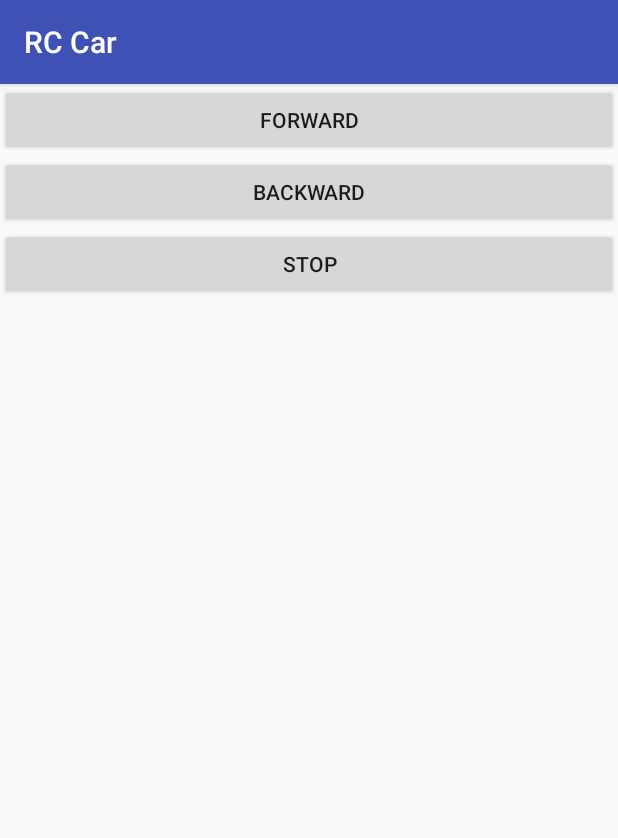
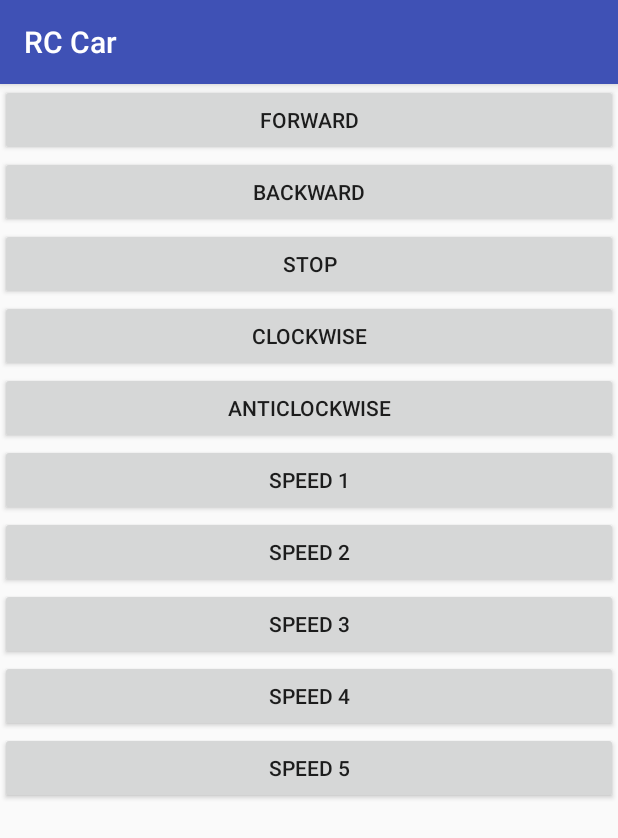
Before and after one commit to JamesDaniel/rc-car, an Android app: the screen it shows after launch (MainActivity), on a phone screen of 412 x 824 dp. Shown: the top 838 px of the screen. Run offline under Robolectric (Android 15) with nearby library versions, the phone set to English and light mode, and no system bars; libraries missing offline, so code that uses them is left out: com.loopj.android.

Commit message:
Changed controls for new chassis.

```diff
--- a/android-controls-car/rccar/app/src/main/java/jamesmcgarr/me/rccar/activities/MainActivity.java
+++ b/android-controls-car/rccar/app/src/main/java/jamesmcgarr/me/rccar/activities/MainActivity.java
@@ -17,6 +17,13 @@ public class MainActivity extends AppCompatActivity implements View.OnClickListe
     private Button forwardBtn;
     private Button backwardBtn;
     private Button stopBtn;
+    private Button clockwiseBtn;
+    private Button anticlockwiseBtn;
+    private Button speed1Btn;
+    private Button speed2Btn;
+    private Button speed3Btn;
+    private Button speed4Btn;
+    private Button speed5Btn;
 
     @Override
     protected void onCreate(Bundle savedInstanceState) {
@@ -24,11 +31,27 @@ public class MainActivity extends AppCompatActivity implements View.OnClickListe
         setContentView(R.layout.activity_main);
 
         forwardBtn = findViewById(R.id.forwardBtn);
+        backwardBtn = findViewById(R.id.backwardBtn);
+        stopBtn = findViewById(R.id.stopBtn);
+        clockwiseBtn = findViewById(R.id.clockwiseBtn);
+        anticlockwiseBtn = findViewById(R.id.anticlockwiseBtn);
+        speed1Btn = findViewById(R.id.speed1Btn);
+        speed2Btn = findViewById(R.id.speed2Btn);
+        speed3Btn = findViewById(R.id.speed3Btn);
+        speed4Btn = findViewById(R.id.speed4Btn);
+        speed5Btn = findViewById(R.id.speed5Btn);
+
+
         forwardBtn.setOnClickListener(this);
-        backwardBtn = findViewById(R.id.backwardBtn);
         backwardBtn.setOnClickListener(this);
-        stopBtn = findViewById(R.id.stopBtn);
         stopBtn.setOnClickListener(this);
+        clockwiseBtn.setOnClickListener(this);
+        anticlockwiseBtn.setOnClickListener(this);
+        speed1Btn.setOnClickListener(this);
+        speed2Btn.setOnClickListener(this);
+        speed3Btn.setOnClickListener(this);
+        speed4Btn.setOnClickListener(this);
+        speed5Btn.setOnClickListener(this);
     }
 
     public void onClick(View v) {
@@ -42,6 +65,27 @@ public class MainActivity extends AppCompatActivity implements View.OnClickListe
             case R.id.stopBtn:
                 HttpUtils.get(AppConstants.STOP_COMMAND, new RequestParams(), new JsonHttpResponseHandler());
                 break;
+            case R.id.clockwiseBtn:
+                HttpUtils.get(AppConstants.CLOCKWISE_COMMAND, new RequestParams(), new JsonHttpResponseHandler());
+                break;
+            case R.id.anticlockwiseBtn:
+                HttpUtils.get(AppConstants.ANTICLOCKWISE_COMMAND, new RequestParams(), new JsonHttpResponseHandler());
+                break;
+            case R.id.speed1Btn:
+                HttpUtils.get(AppConstants.SPEED1_COMMAND, new RequestParams(), new JsonHttpResponseHandler());
+                break;
+            case R.id.speed2Btn:
+                HttpUtils.get(AppConstants.SPEED2_COMMAND, new RequestParams(), new JsonHttpResponseHandler());
+                break;
+            case R.id.speed3Btn:
+                HttpUtils.get(AppConstants.SPEED3_COMMAND, new RequestParams(), new JsonHttpResponseHandler());
+                break;
+            case R.id.speed4Btn:
+                HttpUtils.get(AppConstants.SPEED4_COMMAND, new RequestParams(), new JsonHttpResponseHandler());
+                break;
+            case R.id.speed5Btn:
+                HttpUtils.get(AppConstants.SPEED5_COMMAND, new RequestParams(), new JsonHttpResponseHandler());
+                break;
         }
     }
 
--- a/android-controls-car/rccar/app/src/main/java/jamesmcgarr/me/rccar/utils/HttpUtils.java
+++ b/android-controls-car/rccar/app/src/main/java/jamesmcgarr/me/rccar/utils/HttpUtils.java
@@ -11,7 +11,7 @@ import com.loopj.android.http.RequestParams;
 public class HttpUtils {
 
     // todo Enter the endpoint plus port
-    private static final String BASE_URL = "";
+    private static final String BASE_URL = "http://192.168.43.137:5002";
 
     private static AsyncHttpClient client = new AsyncHttpClient();
 
--- a/android-controls-car/rccar/app/src/main/res/layout/activity_main.xml
+++ b/android-controls-car/rccar/app/src/main/res/layout/activity_main.xml
@@ -25,4 +25,53 @@
         android:text="STOP"
         android:layout_below="@+id/backwardBtn"/>
 
+    <Button
+        android:id="@+id/clockwiseBtn"
+        android:layout_width="match_parent"
+        android:layout_height="wrap_content"
+        android:text="CLOCKWISE"
+        android:layout_below="@+id/stopBtn"/>
+
+    <Button
+        android:id="@+id/anticlockwiseBtn"
+        android:layout_width="match_parent"
+        android:layout_height="wrap_content"
+        android:text="ANTICLOCKWISE"
+        android:layout_below="@+id/clockwiseBtn"/>
+
+    <Button
+        android:id="@+id/speed1Btn"
+        android:layout_width="match_parent"
+        android:layout_height="wrap_content"
+        android:text="SPEED 1"
+        android:layout_below="@+id/anticlockwiseBtn"/>
+
+    <Button
+        android:id="@+id/speed2Btn"
+        android:layout_width="match_parent"
+        android:layout_height="wrap_content"
+        android:text="SPEED 2"
+        android:layout_below="@+id/speed1Btn"/>
+
+    <Button
+        android:id="@+id/speed3Btn"
+        android:layout_width="match_parent"
+        android:layout_height="wrap_content"
+        android:text="SPEED 3"
+        android:layout_below="@+id/speed2Btn"/>
+
+    <Button
+        android:id="@+id/speed4Btn"
+        android:layout_width="match_parent"
+        android:layout_height="wrap_content"
+        android:text="SPEED 4"
+        android:layout_below="@+id/speed3Btn"/>
+
+    <Button
+        android:id="@+id/speed5Btn"
+        android:layout_width="match_parent"
+        android:layout_height="wrap_content"
+        android:text="SPEED 5"
+        android:layout_below="@+id/speed4Btn"/>
+
 </RelativeLayout>
```
Also changed, not shown: android-controls-car/rccar/app/src/main/java/jamesmcgarr/me/rccar/utils/AppConstants.java (+9 -2 lines), 2 other files.
